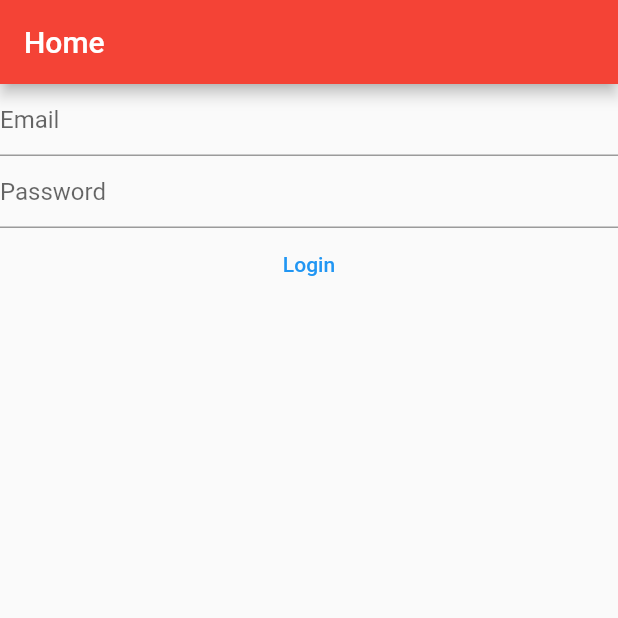
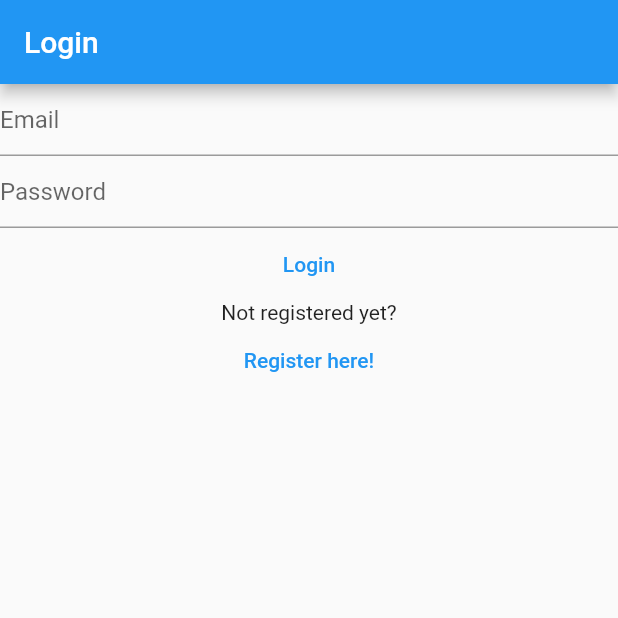
Before and after one commit to firaeholic/NotesApp, a Flutter app: the screen it shows after launch, on a phone screen of 412 x 824 dp, the top half of it. Run offline on Flutter 3.47's test engine with Material 2 defaults, Android fonts, the light colour scheme and no system bars; our stand-ins replace firebase_auth, firebase_core; accounts and stored records are empty.

Commit message:
adding verify and moded

```diff
--- a/lib/main.dart
+++ b/lib/main.dart
@@ -1,4 +1,3 @@
-import 'package:firebase_auth/firebase_auth.dart';
 import 'package:firebase_core/firebase_core.dart';
 import 'package:flutter/material.dart';
 import 'package:mynotes/views/login_view.dart';
@@ -13,6 +12,10 @@ void main() {
         primarySwatch: Colors.blue
       ),
       home: const HomePage(),
+      routes: {
+        '/login/': (context) => const LoginView(),
+        '/register/': (context) => const RegisterView()
+      },
     ));
 }
 
@@ -22,56 +25,25 @@ class HomePage extends StatelessWidget {
   @override
   Widget build(BuildContext context) {
 
-    return Scaffold(
-      appBar: AppBar(
-        title: const Text('Home'),
-        backgroundColor: Colors.red,
-      ),
-      body: FutureBuilder(
+    return FutureBuilder(
         future: Firebase.initializeApp(
           options: DefaultFirebaseOptions.currentPlatform,
           ),
         builder: (context, snapshot) {
           switch(snapshot.connectionState){
             case ConnectionState.done:
-              final user = FirebaseAuth.instance.currentUser;
-              print(user);
-              if(user == null){
-                return const LoginView();
-              }else{
-                if(user.emailVerified ?? false){
-                return const Text('You are verified');
-              }else{
-                return const VerifyEmailView();
-              }
-              }
-              // return const LoginView();
+              // final user = FirebaseAuth.instance.currentUser;
+              // print(user);
+              // if(user?.emailVerified ?? false){
+              //   return const Text('You are verified');
+              // }else{
+              //   return const VerifyEmailView();
+              // }
+              return const LoginView();
             default:
-              return const Text('Loading');
+              return const CircularProgressIndicator();
           }
         },
-      )
-    );
+      );
   }
 }
-
-class VerifyEmailView extends StatefulWidget {
-  const VerifyEmailView({super.key});
-
-  @override
-  State<VerifyEmailView> createState() => _VerifyEmailViewState();
-}
-
-class _VerifyEmailViewState extends State<VerifyEmailView> {
-  @override
-  Widget build(BuildContext context) {
-    return Column(children: [
-        const Text('Please verify your email'),
-        TextButton(onPressed: () async {
-              final user = FirebaseAuth.instance.currentUser;
-              await user?.sendEmailVerification();
-        }
-        , child: const Text('Send Email Verification'))
-      ]);
-  }
-}
--- a/lib/views/login_view.dart
+++ b/lib/views/login_view.dart
@@ -30,7 +30,11 @@ late final TextEditingController _email;
 @override
   Widget build(BuildContext context) {
 
-    return Column(
+    return Scaffold(
+      appBar: AppBar(
+        title: const Text('Login'),
+      ),
+      body: Column(
               children: [
 
               TextField(
@@ -78,7 +82,17 @@ late final TextEditingController _email;
 
                 child: const Text('Login')
                 ),
+                const Text('Not registered yet?'),
+
+                TextButton(
+                  onPressed: () {
+                    Navigator.of(context).pushNamedAndRemoveUntil(
+                      '/register/',
+                       (route) => false);
+                  },
+                 child: const Text('Register here!'))
             ],
+          ),
     );
   }
 
--- a/lib/views/register_view.dart
+++ b/lib/views/register_view.dart
@@ -31,7 +31,11 @@ class _RegisterViewState extends State<RegisterView> {
 @override
   Widget build(BuildContext context) {
 
-    return Column(
+    return Scaffold(
+      appBar: AppBar(
+        title: const Text('Register'),
+      ),
+      body: Column(
             children: [
 
               TextField(
@@ -80,7 +84,17 @@ class _RegisterViewState extends State<RegisterView> {
 
                 child: const Text('Register')
                 ),
+                const Text('Already registered?'),
+
+                TextButton(
+                  onPressed: () {
+                    Navigator.of(context).pushNamedAndRemoveUntil(
+                      '/login/',
+                       (route) => false);
+                  },
+                 child: const Text('Login here!'))
             ],
+          ),
     );
   }
 }
```
Also changed, not shown: lib/views/verify_email_view.dart (added, +28 -0 lines). Lines whose indentation alone changed are shown as unchanged.
